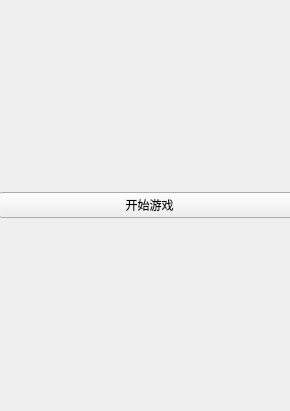
The window that gamechoose.ui (LiSoulSpace/wuziChess) describes before a commit, drawn with Qt 5.
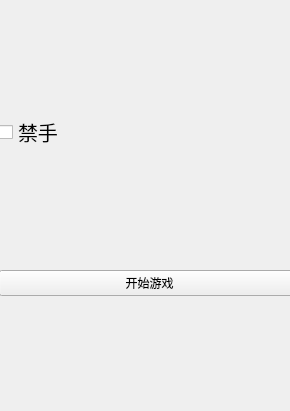
The same window after the commit.

```diff
--- a/gamechoose.ui
+++ b/gamechoose.ui
@@ -23,6 +23,18 @@
     </rect>
    </property>
    <layout class="QVBoxLayout" name="verticalLayout">
+    <item>
+     <widget class="QCheckBox" name="checkBox">
+      <property name="font">
+       <font>
+        <pointsize>15</pointsize>
+       </font>
+      </property>
+      <property name="text">
+       <string>禁手</string>
+      </property>
+     </widget>
+    </item>
     <item>
      <widget class="QPushButton" name="pushButton">
       <property name="text">
```
